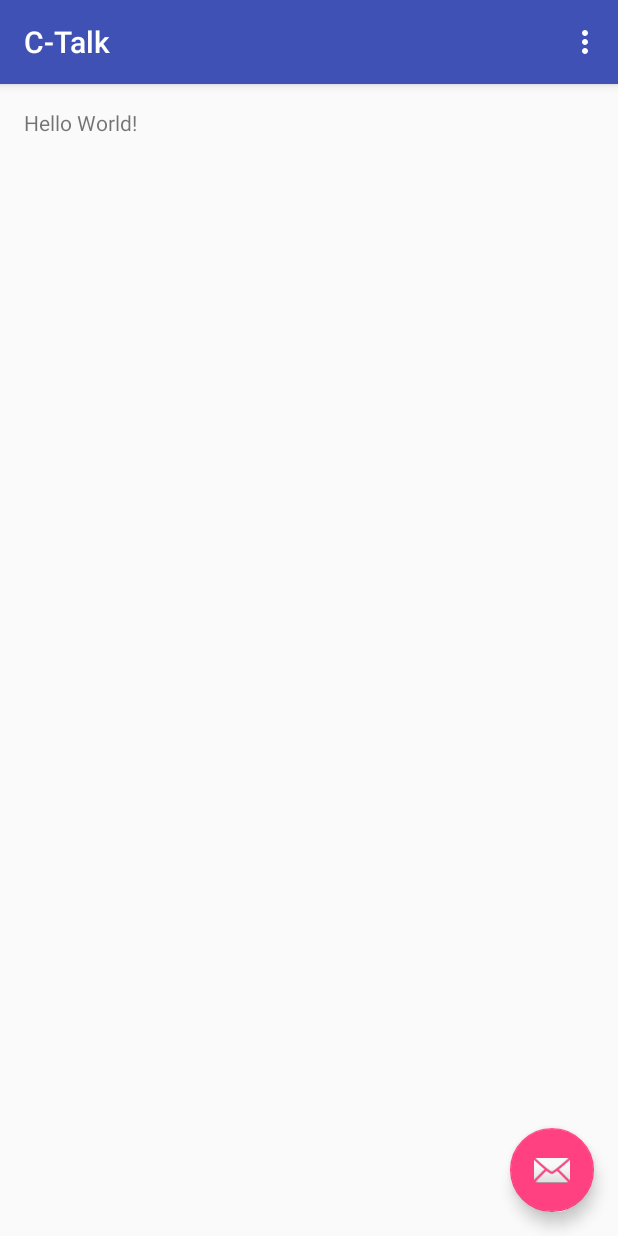
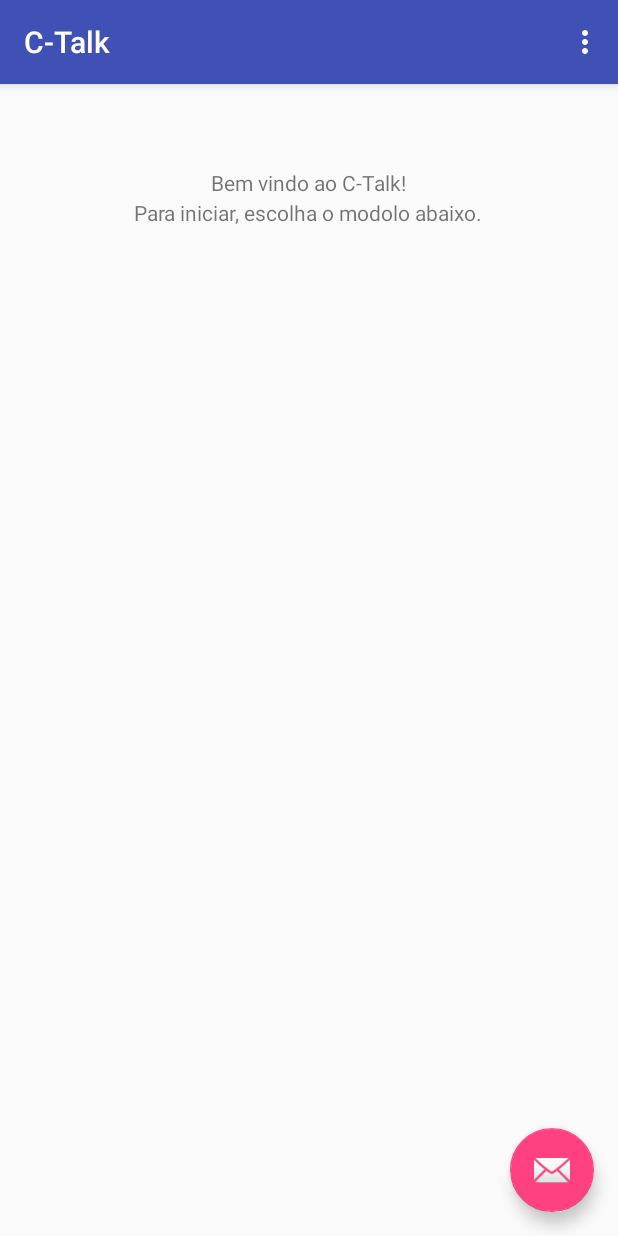
Before and after one commit to BrunoLeonVieira/C-Talk, an Android app: the screen it shows after launch (MainActivity), on a phone screen of 412 x 824 dp. Run offline under Robolectric (Android 15) with nearby library versions, the phone set to English and light mode, and no system bars.

Commit message:
Commit - V1.1.0 Tela ac_home(activity_main).

```diff
--- /dev/null
+++ b/app/src/main/res/layout/ac_create.xml
@@ -0,0 +1,6 @@
+<?xml version="1.0" encoding="utf-8"?>
+<LinearLayout xmlns:android="http://schemas.android.com/apk/res/android"
+    android:layout_width="match_parent"
+    android:layout_height="match_parent">
+
+</LinearLayout>
--- /dev/null
+++ b/app/src/main/res/layout/ac_pounds.xml
@@ -0,0 +1,6 @@
+<?xml version="1.0" encoding="utf-8"?>
+<LinearLayout xmlns:android="http://schemas.android.com/apk/res/android"
+    android:layout_width="match_parent"
+    android:layout_height="match_parent">
+
+</LinearLayout>
--- /dev/null
+++ b/app/src/main/res/layout/ac_speak.xml
@@ -0,0 +1,6 @@
+<?xml version="1.0" encoding="utf-8"?>
+<LinearLayout xmlns:android="http://schemas.android.com/apk/res/android"
+    android:layout_width="match_parent"
+    android:layout_height="match_parent">
+
+</LinearLayout>
--- a/app/src/main/res/layout/content_main.xml
+++ b/app/src/main/res/layout/content_main.xml
@@ -12,9 +12,26 @@
     app:layout_behavior="@string/appbar_scrolling_view_behavior"
     tools:showIn="@layout/activity_main"
     tools:context="br.com.c_talk.drummond.c_talk.MainActivity">
+<LinearLayout
+    android:layout_width="wrap_content"
+    android:layout_height="wrap_content"
+    android:layout_marginTop="40dp"
+    android:layout_centerHorizontal="true">
+    <TextView
+        android:text="Bem vindo ao C-Talk!"
+        android:layout_width="wrap_content"
+        android:layout_height="wrap_content"/>
+</LinearLayout>
+<LinearLayout
+        android:layout_width="wrap_content"
+        android:layout_height="wrap_content"
+        android:layout_centerHorizontal="true"
+        android:layout_marginTop="60dp">
+    <TextView
+        android:text="Para iniciar, escolha o modolo abaixo."
+        android:layout_width="wrap_content"
+        android:layout_height="wrap_content"/>
+</LinearLayout>
 
-    <TextView
-        android:text="Hello World!"
-        android:layout_width="wrap_content"
-        android:layout_height="wrap_content" />
+
 </RelativeLayout>
```
